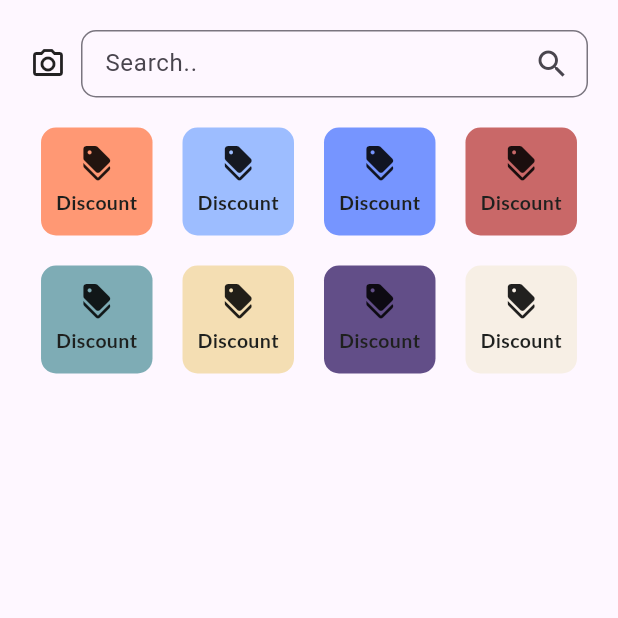
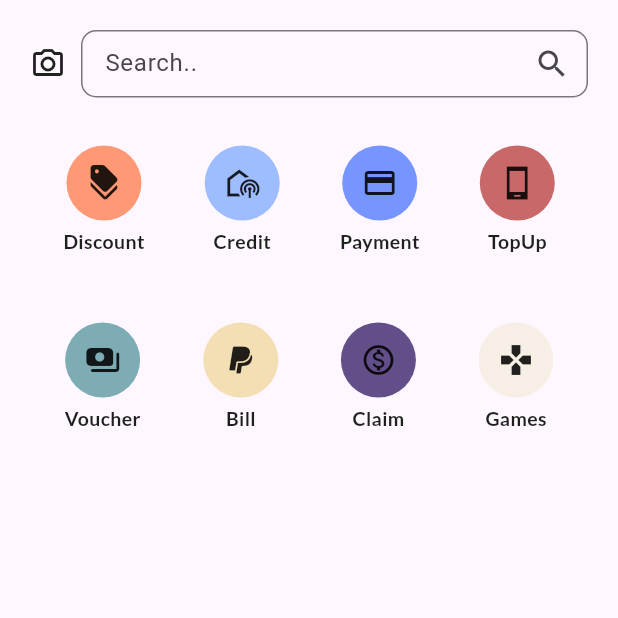
Before and after one commit to kabitacode/flutter_app, a Flutter app: the HomeScreen screen opened directly, on a phone screen of 412 x 824 dp, the top half of it. Run offline on Flutter 3.47's test engine with Material 3 defaults, Android fonts, the phone set to English and light mode, and no system bars; our stand-ins replace google_fonts, lottie, shared_preferences; accounts and stored records are empty.

Commit message:
fix custombutton

```diff
--- a/lib/widgets/custom_button_icon.dart
+++ b/lib/widgets/custom_button_icon.dart
@@ -20,17 +20,21 @@ class CustomButtonIcon extends StatelessWidget {
     return GestureDetector(
       onTap: onTap,
       child: Container(
-        decoration: BoxDecoration(
-            color: colorButton, borderRadius: BorderRadius.circular(10)),
         padding: EdgeInsets.symmetric(vertical: 12, horizontal: 10),
         child: Column(
           children: [
-            Icon(Icons.discount),
+            Container(
+              width: 50,
+              height: 50,
+              decoration: BoxDecoration(
+                  color: colorButton, borderRadius: BorderRadius.circular(100)),
+              child: Icon(icon),
+            ),
             SizedBox(
               height: 5,
             ),
             Text(
-              "Discount",
+              label,
               style: GoogleFonts.lato(
                   fontSize: 13,
                   fontWeight: FontWeight.w600,
```
